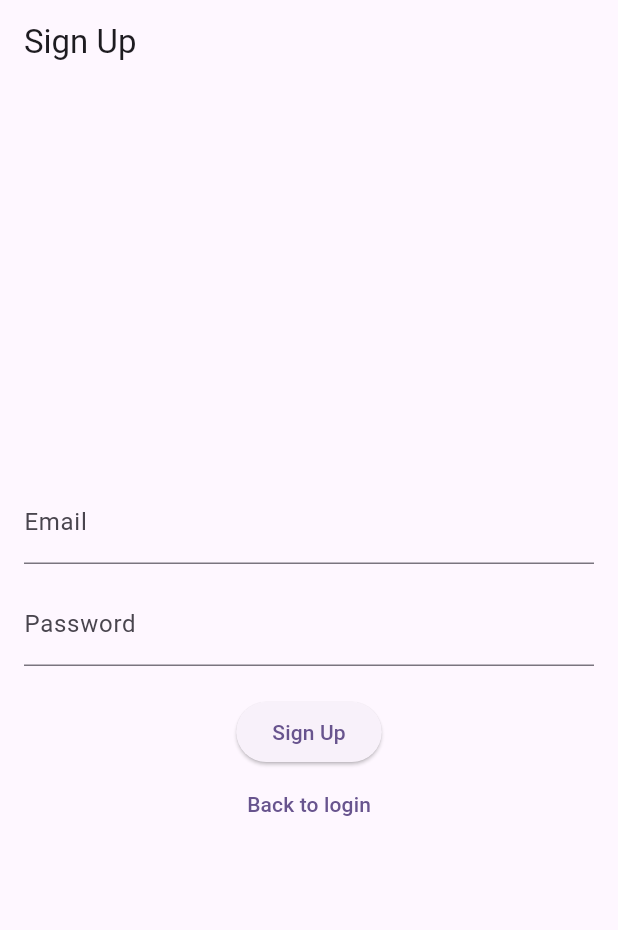
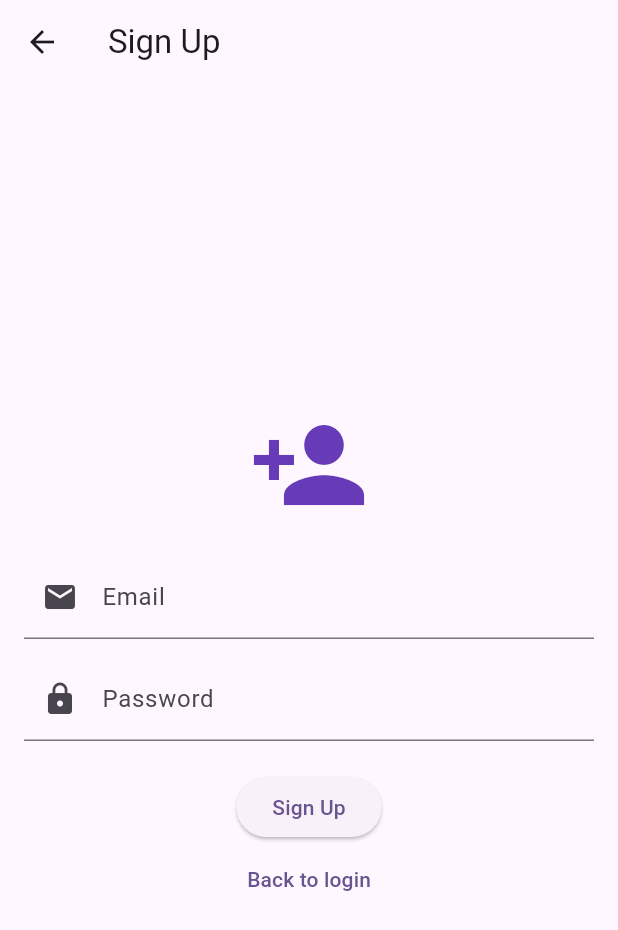
Before and after one commit to Vivek5kwt/bhk, a Flutter app: the screen it shows after launch, after a tap on "As a Customer", after a tap on "Create account", on a phone screen of 412 x 824 dp. Shown: the top 930 px of the screen. Run offline on Flutter 3.47's test engine with Material 3 defaults, Android fonts, the light colour scheme and no system bars; our stand-ins replace bloc, firebase_auth, firebase_core, flutter_bloc, go_router, google_sign_in; missing offline and left inert: flutter_facebook_auth; accounts and stored records are empty.

Commit message:
Enhance auth screens with icons and navigation

```diff
--- a/lib/auth/login_screen.dart
+++ b/lib/auth/login_screen.dart
@@ -39,14 +39,26 @@ class _LoginScreenState extends State<LoginScreen> {
             child: Column(
               mainAxisAlignment: MainAxisAlignment.center,
               children: [
+                const Icon(
+                  Icons.login,
+                  size: 80,
+                  color: Colors.deepPurple,
+                ),
+                const SizedBox(height: 20),
                 TextField(
                   controller: _emailController,
-                  decoration: const InputDecoration(labelText: 'Email'),
+                  decoration: const InputDecoration(
+                    labelText: 'Email',
+                    prefixIcon: Icon(Icons.email),
+                  ),
                 ),
                 const SizedBox(height: 12),
                 TextField(
                   controller: _passwordController,
-                  decoration: const InputDecoration(labelText: 'Password'),
+                  decoration: const InputDecoration(
+                    labelText: 'Password',
+                    prefixIcon: Icon(Icons.lock),
+                  ),
                   obscureText: true,
                 ),
                 const SizedBox(height: 20),
@@ -80,11 +92,11 @@ class _LoginScreenState extends State<LoginScreen> {
                   child: const Text('Continue with phone'),
                 ),
                 TextButton(
-                  onPressed: () => context.go('/signup'),
+                  onPressed: () => context.push('/signup'),
                   child: const Text('Create account'),
                 ),
                 TextButton(
-                  onPressed: () => context.go('/forgot'),
+                  onPressed: () => context.push('/forgot'),
                   child: const Text('Forgot password?'),
                 ),
               ],
--- a/lib/auth/signup_screen.dart
+++ b/lib/auth/signup_screen.dart
@@ -36,14 +36,26 @@ class _SignupScreenState extends State<SignupScreen> {
             child: Column(
               mainAxisAlignment: MainAxisAlignment.center,
               children: [
+                const Icon(
+                  Icons.person_add,
+                  size: 80,
+                  color: Colors.deepPurple,
+                ),
+                const SizedBox(height: 20),
                 TextField(
                   controller: _emailController,
-                  decoration: const InputDecoration(labelText: 'Email'),
+                  decoration: const InputDecoration(
+                    labelText: 'Email',
+                    prefixIcon: Icon(Icons.email),
+                  ),
                 ),
                 const SizedBox(height: 12),
                 TextField(
                   controller: _passwordController,
-                  decoration: const InputDecoration(labelText: 'Password'),
+                  decoration: const InputDecoration(
+                    labelText: 'Password',
+                    prefixIcon: Icon(Icons.lock),
+                  ),
                   obscureText: true,
                 ),
                 const SizedBox(height: 20),
@@ -61,7 +73,13 @@ class _SignupScreenState extends State<SignupScreen> {
                       : const Text('Sign Up'),
                 ),
                 TextButton(
-                  onPressed: () => context.pop(),
+                  onPressed: () {
+                    if (context.canPop()) {
+                      context.pop();
+                    } else {
+                      context.go('/login');
+                    }
+                  },
                   child: const Text('Back to login'),
                 ),
               ],
```
